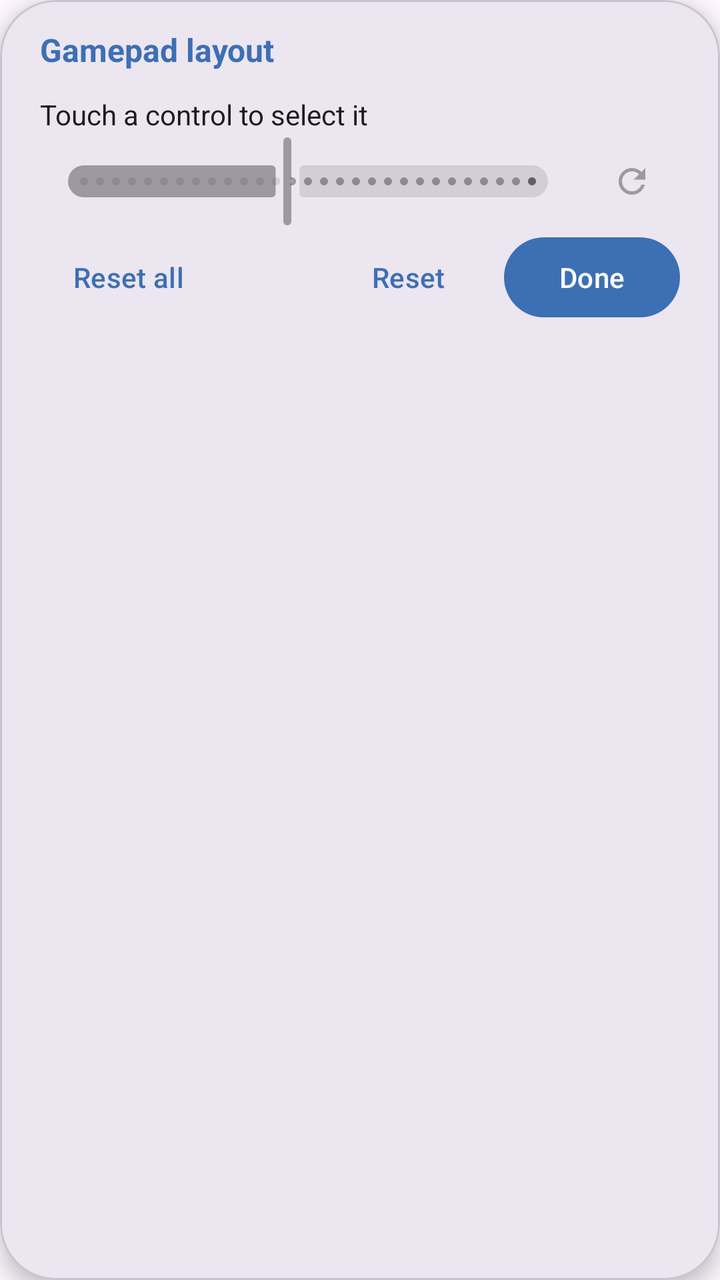
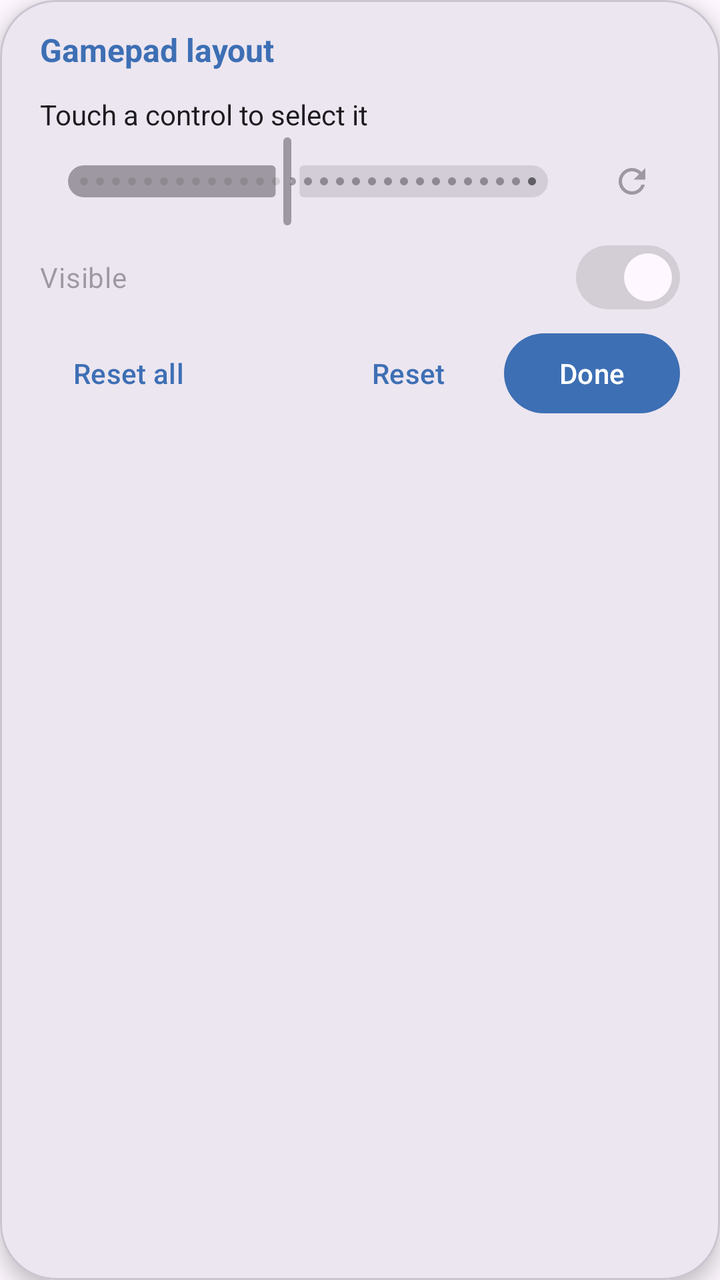

An Android layout rendered at two revisions. The XML below is the earlier revision; the diff shows what the commit changed to produce the second picture.
<!-- AndroidManifest.xml: another module's application theme Theme.Sample -->
<!-- res/layout/pl_pad_editor_panel.xml -->
<?xml version="1.0" encoding="utf-8"?>
<com.google.android.material.card.MaterialCardView
    xmlns:android="http://schemas.android.com/apk/res/android"
    xmlns:app="http://schemas.android.com/apk/res-auto"
    android:id="@+id/pl_pad_editor_panel"
    android:layout_width="wrap_content"
    android:layout_height="wrap_content"
    app:cardCornerRadius="28dp"
    app:cardElevation="6dp"
    app:cardBackgroundColor="?attr/colorSurfaceContainerHigh">

    <LinearLayout
        android:layout_width="360dp"
        android:layout_height="wrap_content"
        android:orientation="vertical"
        android:paddingStart="20dp"
        android:paddingTop="14dp"
        android:paddingEnd="20dp"
        android:paddingBottom="10dp">

        <TextView
            android:id="@+id/pl_pad_editor_title"
            android:layout_width="wrap_content"
            android:layout_height="wrap_content"
            android:text="@string/pl_pad_editor_title"
            android:textColor="?attr/colorPrimary"
            android:textSize="16sp"
            android:textStyle="bold" />

        
        <TextView
            android:id="@+id/pl_pad_editor_selected"
            android:layout_width="match_parent"
            android:layout_height="wrap_content"
            android:layout_marginTop="12dp"
            android:text="@string/pl_pad_editor_none"
            android:textColor="?android:attr/textColorPrimary"
            android:textSize="14sp" />

        
        <LinearLayout
            android:layout_width="match_parent"
            android:layout_height="wrap_content"
            android:gravity="center_vertical"
            android:orientation="horizontal">

            <com.google.android.material.slider.Slider
                android:id="@+id/pl_pad_editor_size"
                android:layout_width="0dp"
                android:layout_height="wrap_content"
                android:layout_weight="1"
                android:enabled="false"
                android:stepSize="0.01"
                android:value="1.0"
                android:valueFrom="0.5"
                android:valueTo="1.6"
                app:labelBehavior="gone" />

            <com.google.android.material.button.MaterialButton
                android:id="@+id/pl_pad_editor_reset_size"
                style="@style/Widget.Material3.Button.IconButton"
                android:layout_width="wrap_content"
                android:layout_height="wrap_content"
                android:layout_marginStart="4dp"
                android:contentDescription="@string/pl_pad_editor_reset_size"
                android:enabled="false"
                app:icon="@drawable/pl_ic_reset"
                app:iconSize="20dp" />
        </LinearLayout>

        
        <LinearLayout
            android:layout_width="match_parent"
            android:layout_height="wrap_content"
            android:gravity="end"
            android:orientation="horizontal">

            <com.google.android.material.button.MaterialButton
                android:id="@+id/pl_pad_editor_reset_all"
                style="@style/Widget.Material3.Button.TextButton"
                android:layout_width="wrap_content"
                android:layout_height="wrap_content"
                android:text="@string/pl_pad_editor_reset_all" />

            <Space
                android:layout_width="0dp"
                android:layout_height="1dp"
                android:layout_weight="1" />

            <com.google.android.material.button.MaterialButton
                android:id="@+id/pl_pad_editor_reset"
                style="@style/Widget.Material3.Button.TextButton"
                android:layout_width="wrap_content"
                android:layout_height="wrap_content"
                android:text="@string/pl_pad_editor_reset" />

            <com.google.android.material.button.MaterialButton
                android:id="@+id/pl_pad_editor_done"
                android:layout_width="wrap_content"
                android:layout_height="wrap_content"
                android:layout_marginStart="4dp"
                android:text="@string/pl_pad_editor_done"
                app:cornerRadius="22dp" />
        </LinearLayout>
    </LinearLayout>
</com.google.android.material.card.MaterialCardView>
<!-- resources referenced by this layout -->
<resources>
  <!-- drawable pl_ic_reset (drawable) -->
  <?xml version="1.0" encoding="utf-8"?>
  <vector xmlns:android="http://schemas.android.com/apk/res/android"
      android:width="24dp"
      android:height="24dp"
      android:viewportWidth="24"
      android:viewportHeight="24"
      android:tint="?attr/colorControlNormal">
      <path
          android:fillColor="@android:color/white"
          android:pathData="M17.65,6.35C16.2,4.9 14.21,4 12,4c-4.42,0 -7.99,3.58 -8,8s3.58,8 8,8c3.73,0 6.84,-2.55 7.73,-6h-2.08c-0.82,2.33 -3.04,4 -5.65,4 -3.31,0 -6,-2.69 -6,-6s2.69,-6 6,-6c1.66,0 3.14,0.69 4.22,1.78L13,11h7V4l-2.35,2.35z" />
  </vector>
  <string name="pl_pad_editor_done">Done</string>
  <string name="pl_pad_editor_none">Touch a control to select it</string>
  <string name="pl_pad_editor_reset">Reset</string>
  <string name="pl_pad_editor_reset_all">Reset all</string>
  <string name="pl_pad_editor_reset_size">Reset size</string>
  <string name="pl_pad_editor_title">Gamepad layout</string>
  <style name="Theme.Sample" parent="Theme.PacheLauncher">
          <item name="colorPrimary">@color/sample_primary</item>
          <item name="colorPrimaryDark">@color/sample_primary_dark</item>
      </style>
  <style name="Theme.PacheLauncher" parent="Theme.Material3.DayNight.NoActionBar">
          <item name="colorPrimary">@color/pl_default_primary</item>
          <item name="colorPrimaryDark">@color/pl_default_primary_dark</item>
      </style>
  <color name="sample_primary">#3D6FB4</color>
  <color name="sample_primary_dark">#284A7C</color>
  <color name="pl_default_primary">#4C6B54</color>
  <color name="pl_default_primary_dark">#33472F</color>
</resources>

<!-- the commit's change to res/layout/pl_pad_editor_panel.xml (unified diff, before → after) -->
@@ -69,6 +69,18 @@
         </LinearLayout>
 
         
+        <com.google.android.material.materialswitch.MaterialSwitch
+            android:id="@+id/pl_pad_editor_visible"
+            android:layout_width="match_parent"
+            android:layout_height="wrap_content"
+            android:minHeight="48dp"
+            android:checked="true"
+            android:enabled="false"
+            android:text="@string/pl_pad_editor_visible"
+            android:textColor="?android:attr/textColorPrimary"
+            android:textSize="14sp" />
+
+        
         <LinearLayout
             android:layout_width="match_parent"
             android:layout_height="wrap_content"
<!-- resource entries referenced after the edit -->
@@ -18,6 +18,7 @@
   <string name="pl_pad_editor_reset_all">Reset all</string>
   <string name="pl_pad_editor_reset_size">Reset size</string>
   <string name="pl_pad_editor_title">Gamepad layout</string>
+  <string name="pl_pad_editor_visible">Visible</string>
   <style name="Theme.Sample" parent="Theme.PacheLauncher">
           <item name="colorPrimary">@color/sample_primary</item>
           <item name="colorPrimaryDark">@color/sample_primary_dark</item>
